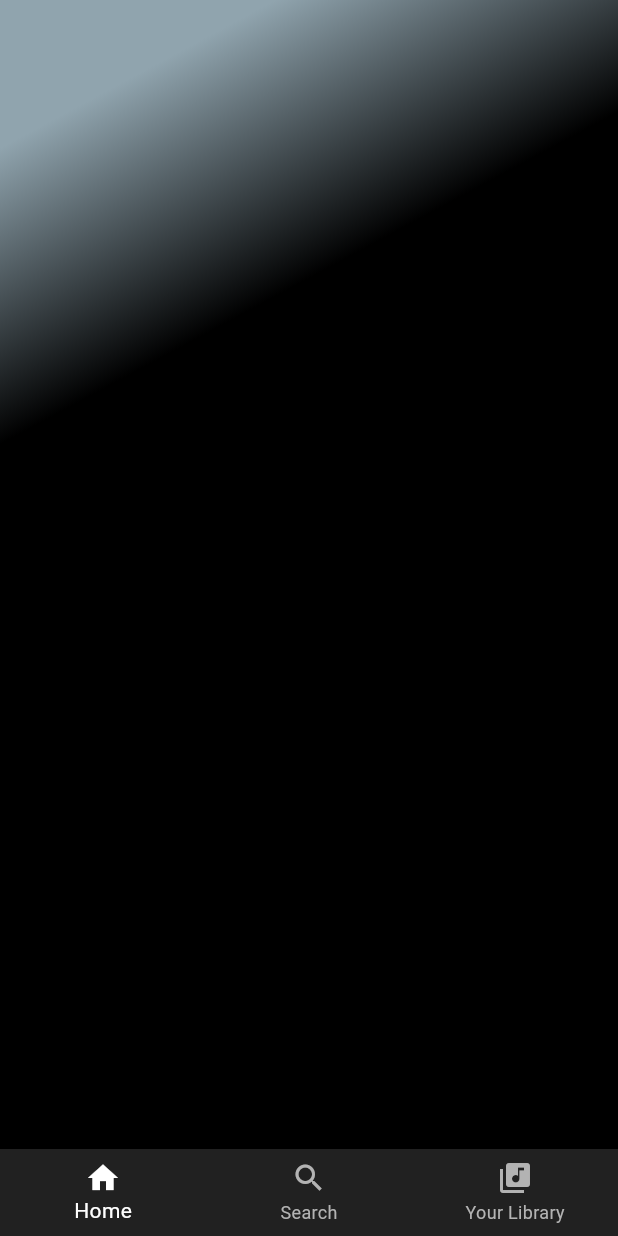
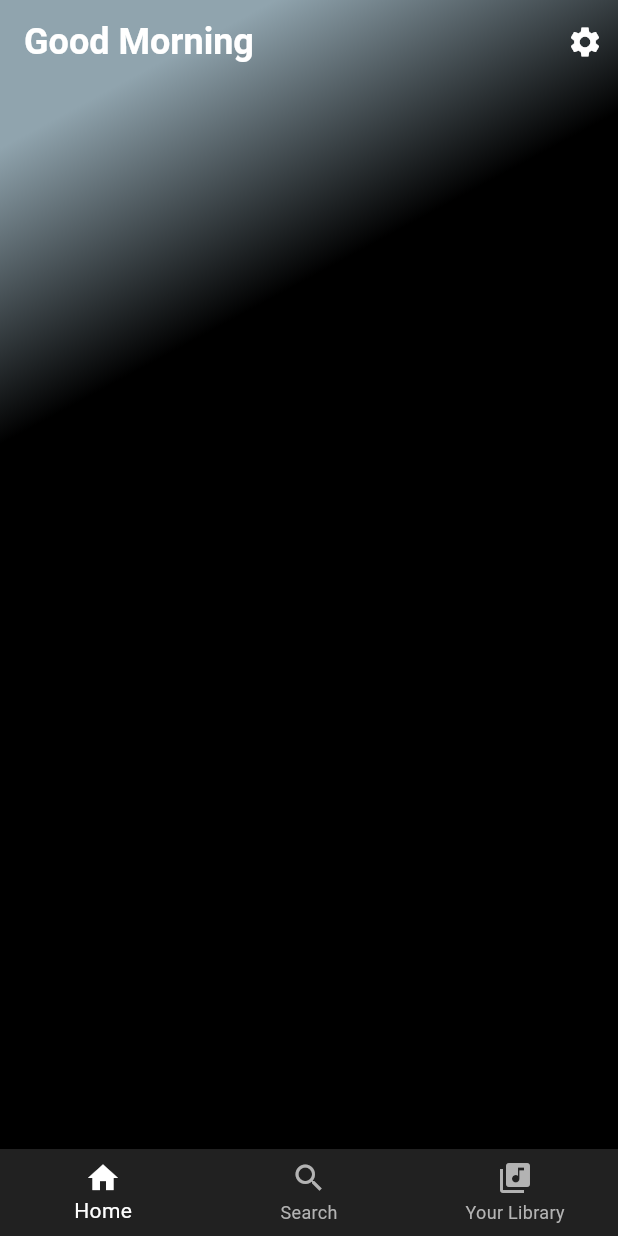
Before and after one commit to shaharyar4t4/spotify-clone, a Flutter app: the screen it shows after launch, on a phone screen of 412 x 824 dp. Run offline on Flutter 3.47's test engine with Material 3 defaults, Android fonts, the phone set to English and light mode, and no system bars.

```diff
--- /dev/null
+++ b/lib/features/models/category.dart
@@ -0,0 +1,5 @@
+class Category {
+  String name;
+  String imageUrl;
+  Category({required this.name, required this.imageUrl});
+}
--- a/lib/features/screens/home.dart
+++ b/lib/features/screens/home.dart
@@ -3,6 +3,31 @@ import 'package:spotify/core/app_color/color.dart';
 
 class Home extends StatelessWidget {
   const Home({super.key});
+
+  Widget createGrid(){
+    return GridView.count(
+      children: [
+
+    ],)
+  }
+
+  Widget createAppBar(String message){
+    return AppBar(
+      backgroundColor: Colors.transparent,
+      elevation: 0.0,
+      title: Text(message, style: TextStyle(
+        color: Colors.white,
+        fontSize: 24,
+        fontWeight: FontWeight.bold,
+      ),),
+      actions: [
+        Padding(
+          padding: const EdgeInsets.only(right: 10.0),
+          child: Icon(Icons.settings, color: Colors.white,),
+        ),
+      ],
+    );
+  }
 
   @override
   Widget build(BuildContext context) {
@@ -18,6 +43,11 @@ class Home extends StatelessWidget {
               stops: [0.1, 0.3],
             ),
           ),
+          child: Column(children: [
+            createAppBar("Good Morning"),
+            const SizedBox(height: 20,),
+
+          ],),
         ),
       ),
     );
```
Also changed, not shown: lib/core/services/category_services.dart (added, +10 -0 lines).
